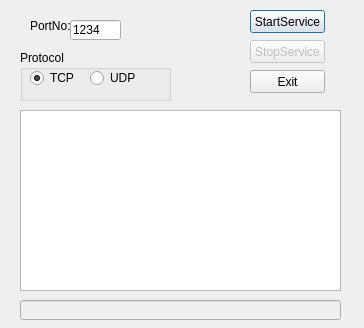
Before: the Qt Designer form socketserver.ui in tommy-cheng/SocketServerTest, drawn with Qt 5.
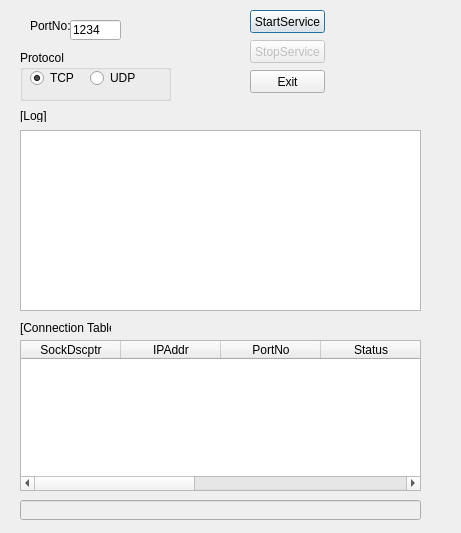
After: the same form once the commit is applied.

Commit message: Add primitive table ui

The edit to the form file:
```diff
--- a/socketserver.ui
+++ b/socketserver.ui
@@ -6,8 +6,8 @@
    <rect>
     <x>0</x>
     <y>0</y>
-    <width>364</width>
-    <height>328</height>
+    <width>461</width>
+    <height>533</height>
    </rect>
   </property>
   <property name="windowTitle">
@@ -85,8 +85,8 @@
    <property name="geometry">
     <rect>
      <x>20</x>
-     <y>110</y>
-     <width>321</width>
+     <y>130</y>
+     <width>401</width>
      <height>181</height>
     </rect>
    </property>
@@ -143,12 +143,74 @@
    <property name="geometry">
     <rect>
      <x>20</x>
-     <y>300</y>
-     <width>321</width>
+     <y>500</y>
+     <width>401</width>
      <height>20</height>
     </rect>
    </property>
   </widget>
+  <widget class="QLabel" name="label_2">
+   <property name="geometry">
+    <rect>
+     <x>20</x>
+     <y>320</y>
+     <width>91</width>
+     <height>16</height>
+    </rect>
+   </property>
+   <property name="text">
+    <string>[Connection Table]</string>
+   </property>
+  </widget>
+  <widget class="QLabel" name="label_3">
+   <property name="geometry">
+    <rect>
+     <x>20</x>
+     <y>110</y>
+     <width>47</width>
+     <height>12</height>
+    </rect>
+   </property>
+   <property name="text">
+    <string>[Log]</string>
+   </property>
+  </widget>
+  <widget class="QTableWidget" name="twCntTbl">
+   <property name="geometry">
+    <rect>
+     <x>20</x>
+     <y>340</y>
+     <width>401</width>
+     <height>151</height>
+    </rect>
+   </property>
+   <property name="columnCount">
+    <number>7</number>
+   </property>
+   <column>
+    <property name="text">
+     <string>SockDscptr</string>
+    </property>
+   </column>
+   <column>
+    <property name="text">
+     <string>IPAddr</string>
+    </property>
+   </column>
+   <column>
+    <property name="text">
+     <string>PortNo</string>
+    </property>
+   </column>
+   <column>
+    <property name="text">
+     <string>Status</string>
+    </property>
+   </column>
+   <column/>
+   <column/>
+   <column/>
+  </widget>
  </widget>
  <layoutdefault spacing="6" margin="11"/>
  <tabstops>
```
The commit also changes 3 other files.
